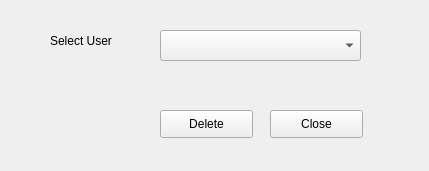
Above: Delete_User/Delete_User.ui from vaishaligawarkar777-pixel/Password_Login_Project before the change. Below: the same form after it.
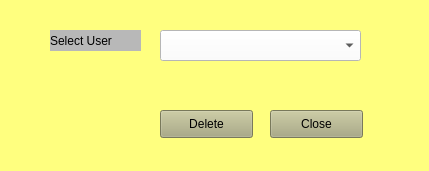
That is the form after the change.

What changed in the file:
```diff
--- a/Delete_User/Delete_User.ui
+++ b/Delete_User/Delete_User.ui
@@ -13,6 +13,9 @@
   <property name="windowTitle">
    <string>MainWindow</string>
   </property>
+  <property name="styleSheet">
+   <string notr="true">background-color: rgb(255, 255, 127);</string>
+  </property>
   <widget class="QWidget" name="centralwidget">
    <widget class="QLabel" name="label">
     <property name="geometry">
@@ -24,7 +27,8 @@
      </rect>
     </property>
     <property name="styleSheet">
-     <string notr="true">font: 10pt &quot;MS Shell Dlg 2&quot;;</string>
+     <string notr="true">font: 10pt &quot;MS Shell Dlg 2&quot;;
+background-color: rgb(184, 184, 184);</string>
     </property>
     <property name="text">
      <string>Select User</string>
@@ -39,6 +43,9 @@
       <height>31</height>
      </rect>
     </property>
+    <property name="styleSheet">
+     <string notr="true">background-color: rgb(255, 255, 255);</string>
+    </property>
    </widget>
    <widget class="QPushButton" name="btndelete">
     <property name="geometry">
@@ -50,7 +57,9 @@
      </rect>
     </property>
     <property name="styleSheet">
-     <string notr="true">font: 10pt &quot;MS Shell Dlg 2&quot;;</string>
+     <string notr="true">background-color: rgb(186, 186, 139);
+font: 10pt &quot;MS Shell Dlg 2&quot;;
+background-color: rgb(170, 170, 127);</string>
     </property>
     <property name="text">
      <string>Delete</string>
@@ -66,7 +75,8 @@
      </rect>
     </property>
     <property name="styleSheet">
-     <string notr="true">font: 10pt &quot;MS Shell Dlg 2&quot;;</string>
+     <string notr="true">font: 10pt &quot;MS Shell Dlg 2&quot;;
+background-color: rgb(170, 170, 127);</string>
     </property>
     <property name="text">
      <string>Close</string>
```
